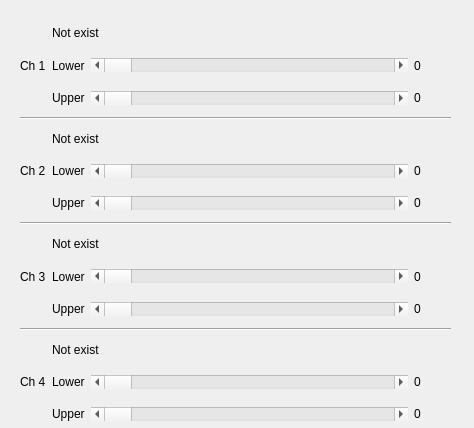
janelia-flyem/NeuTu, file neurolabi/gui/bcadjustdialog.ui: the form before one commit.
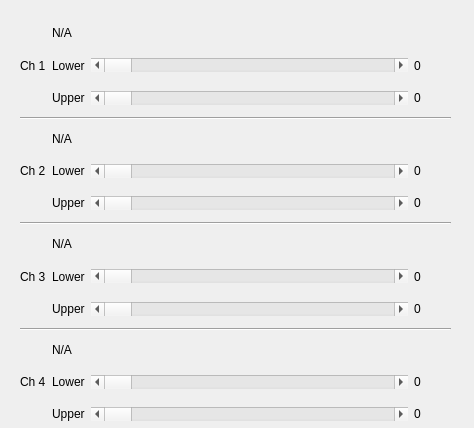
The form after the commit.

Patch:
```diff
--- a/neurolabi/gui/bcadjustdialog.ui
+++ b/neurolabi/gui/bcadjustdialog.ui
@@ -52,7 +52,7 @@
         <item>
          <widget class="QLabel" name="labelMinmax">
           <property name="text">
-           <string>Not exist</string>
+           <string>N/A</string>
           </property>
          </widget>
         </item>
@@ -157,7 +157,7 @@
         <item>
          <widget class="QLabel" name="labelMinmax_2">
           <property name="text">
-           <string>Not exist</string>
+           <string>N/A</string>
           </property>
          </widget>
         </item>
@@ -262,7 +262,7 @@
         <item>
          <widget class="QLabel" name="labelMinmax_3">
           <property name="text">
-           <string>Not exist</string>
+           <string>N/A</string>
           </property>
          </widget>
         </item>
@@ -367,7 +367,7 @@
         <item>
          <widget class="QLabel" name="labelMinmax_4">
           <property name="text">
-           <string>Not exist</string>
+           <string>N/A</string>
           </property>
          </widget>
         </item>
```
